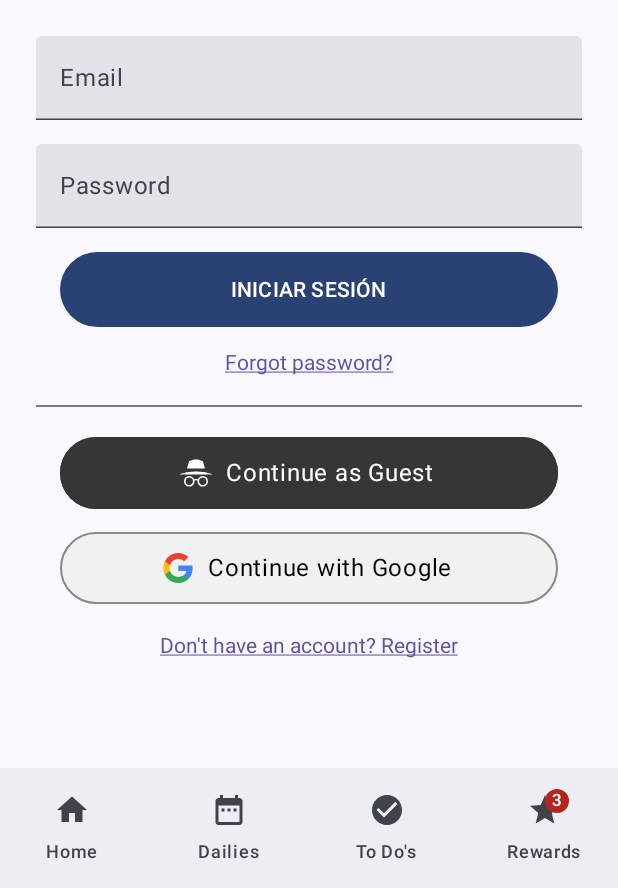
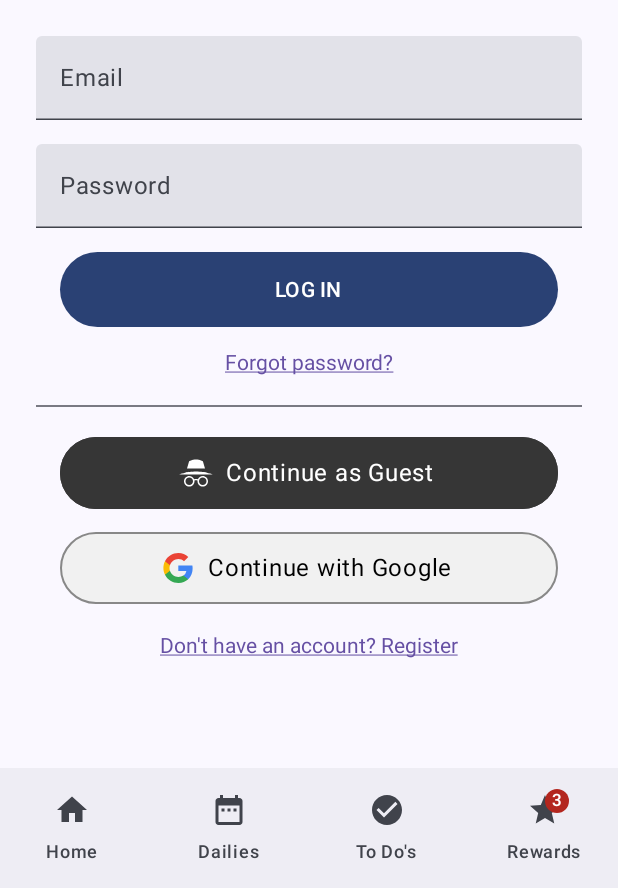
Before and after one commit to ArnoldCatamuscay/TaskHunters-Android, an Android app built with Jetpack Compose: the screen it shows after launch (TaskHuntersActivity), on a phone screen of 412 x 824 dp, the part 348-1236 px from its top. Run offline under Robolectric (Android 15) with nearby library versions, the phone set to English and light mode, and no system bars; our stand-ins replace Dagger/Hilt's generated code, Firebase (no records; nobody signed in at launch, a user with empty details on screens opened directly).

Commit message:
Add strings translations

```diff
--- a/app/src/main/res/values/strings.xml
+++ b/app/src/main/res/values/strings.xml
@@ -36,7 +36,7 @@
     <string name="edit_to_do">Edit To Do</string>
     <string name="email_empty">Email is empty</string>
     <string name="password_empty">Password is empty</string>
-    <string name="btn_login">Iniciar sesión</string>
+    <string name="btn_login">Log In</string>
     <string name="forgot_password">Forgot password?</string>
     <string name="continue_as_guest">Continue as Guest</string>
     <string name="continue_with_google">Continue with Google</string>
```
Also changed, not shown: 1 other file.
